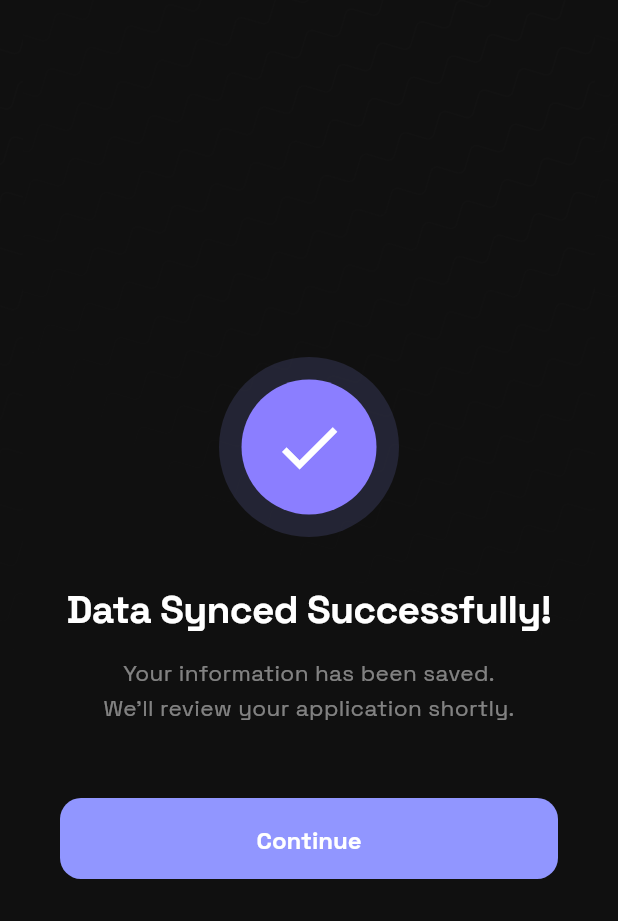
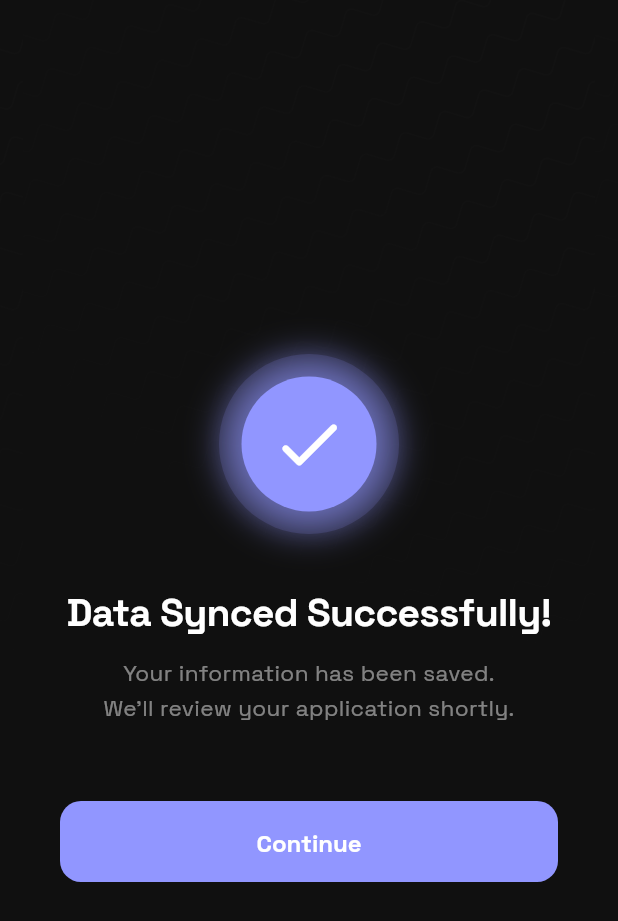
Before and after one commit to saichunchu/club, a Flutter app: the DataSyncSuccessScreen screen opened directly, on a phone screen of 412 x 824 dp. Shown: the top 921 px of the screen. Run offline on Flutter 3.47's test engine with Material 3 defaults, Android fonts, the phone set to English and light mode, and no system bars; our stand-ins replace cached_network_image, dio, flutter_riverpod, google_fonts, image_picker, video_player; missing offline and left inert: audio_waveforms, record, video_thumbnail; network calls fail.

Commit message:
Multicard select and animation and also added a success screen

```diff
--- a/lib/screens/success_screen.dart
+++ b/lib/screens/success_screen.dart
@@ -8,39 +8,77 @@ class DataSyncSuccessScreen extends StatefulWidget {
   State<DataSyncSuccessScreen> createState() => _DataSyncSuccessScreenState();
 }
 
-class _DataSyncSuccessScreenState extends State<DataSyncSuccessScreen> with SingleTickerProviderStateMixin {
-  late AnimationController _animationController;
+class _DataSyncSuccessScreenState extends State<DataSyncSuccessScreen>
+    with TickerProviderStateMixin {
+  late AnimationController _mainController;
+  late AnimationController _glowController;
+
   late Animation<double> _scaleAnimation;
-  late Animation<double> _fadeAnimation;
+  late Animation<double> _fadeTextAnimation;
+  late Animation<Offset> _slideTextAnimation;
+  late Animation<double> _fadeButtonAnimation;
+  late Animation<Offset> _slideButtonAnimation;
 
   @override
   void initState() {
     super.initState();
-    _animationController = AnimationController(
+
+    // Main animation controller
+    _mainController = AnimationController(
       vsync: this,
-      duration: const Duration(milliseconds: 800),
+      duration: const Duration(milliseconds: 1800),
     );
 
-    _scaleAnimation = Tween<double>(begin: 0.0, end: 1.0).animate(
+    // Subtle glow animation controller (infinite)
+    _glowController = AnimationController(
+      vsync: this,
+      duration: const Duration(milliseconds: 2000),
+    )..repeat(reverse: true);
+
+    // Checkmark scale animation
+    _scaleAnimation = CurvedAnimation(
+      parent: _mainController,
+      curve: const Interval(0.0, 0.4, curve: Curves.easeOutBack),
+    );
+
+    // Text fade & slide animation
+    _fadeTextAnimation = CurvedAnimation(
+      parent: _mainController,
+      curve: const Interval(0.1, 0.9, curve: Curves.easeIn),
+    );
+    _slideTextAnimation = Tween<Offset>(
+      begin: const Offset(0, 0.2),
+      end: Offset.zero,
+    ).animate(
       CurvedAnimation(
-        parent: _animationController,
-        curve: Curves.elasticOut,
+        parent: _mainController,
+        curve: const Interval(0.4, 0.7, curve: Curves.easeOut),
       ),
     );
 
-    _fadeAnimation = Tween<double>(begin: 0.0, end: 1.0).animate(
+    // Button fade & slide animation
+    _fadeButtonAnimation = CurvedAnimation(
+      parent: _mainController,
+      curve: const Interval(0.7, 1.0, curve: Curves.easeIn),
+    );
+    _slideButtonAnimation = Tween<Offset>(
+      begin: const Offset(0, 0.3),
+      end: Offset.zero,
+    ).animate(
       CurvedAnimation(
-        parent: _animationController,
-        curve: Curves.easeIn,
+        parent: _mainController,
+        curve: const Interval(0.7, 1.0, curve: Curves.easeOut),
       ),
     );
 
-    _animationController.forward();
+    // Start main animation
+    _mainController.forward();
   }
 
   @override
   void dispose() {
-    _animationController.dispose();
+    _mainController.dispose();
+    _glowController.dispose();
     super.dispose();
   }
 
@@ -51,7 +89,7 @@ class _DataSyncSuccessScreenState extends State<DataSyncSuccessScreen> with Sing
       body: SafeArea(
         child: Stack(
           children: [
-            // Background pattern
+            // Faint patterned background
             Container(
               decoration: BoxDecoration(
                 color: AppColors.base1,
@@ -62,6 +100,7 @@ class _DataSyncSuccessScreenState extends State<DataSyncSuccessScreen> with Sing
                 ),
               ),
             ),
+
             // Content
             Center(
               child: Padding(
@@ -69,37 +108,63 @@ class _DataSyncSuccessScreenState extends State<DataSyncSuccessScreen> with Sing
                 child: Column(
                   mainAxisAlignment: MainAxisAlignment.center,
                   children: [
-                    // Animated checkmark
+                    // Animated checkmark with glow
                     ScaleTransition(
                       scale: _scaleAnimation,
-                      child: Container(
+                      child: AnimatedBuilder(
+                        animation: _glowController,
+                        builder: (context, child) {
+                          final glow =
+                              8 + (10 * _glowController.value); // subtle pulsing
+                          return Container(
                             width: 120,
                             height: 120,
                             decoration: BoxDecoration(
                               color: AppColors.primaryAccent.withOpacity(0.15),
                               shape: BoxShape.circle,
+                              boxShadow: [
+                                BoxShadow(
+                                  color: AppColors.primaryAccent.withOpacity(0.4),
+                                  blurRadius: glow,
+                                  spreadRadius: 2,
+                                ),
+                              ],
                             ),
                             child: Center(
                               child: Container(
                                 width: 90,
                                 height: 90,
-                            decoration: const BoxDecoration(
-                              color: Color(0xFF8B7EFF),
+                                decoration: BoxDecoration(
+                                  color: AppColors.primaryAccent,
                                   shape: BoxShape.circle,
+                                  boxShadow: [
+                                    BoxShadow(
+                                      color:
+                                          AppColors.primaryAccent.withOpacity(0.5),
+                                      blurRadius: glow,
+                                      spreadRadius: 2,
+                                    ),
+                                  ],
                                 ),
                                 child: const Icon(
-                              Icons.check,
+                                  Icons.check_rounded,
                                   color: Colors.white,
-                              size: 50,
+                                  size: 52,
                                 ),
                               ),
                             ),
+                          );
+                        },
                       ),
                     ),
-                    const SizedBox(height: 32),
-                    // Success message
+
+                    const SizedBox(height: 36),
+
+                    // Success text animation
                     FadeTransition(
-                      opacity: _fadeAnimation,
+                      opacity: _fadeTextAnimation,
+                      child: SlideTransition(
+                        position: _slideTextAnimation,
                         child: Column(
                           children: [
                             Text(
@@ -110,7 +175,7 @@ class _DataSyncSuccessScreenState extends State<DataSyncSuccessScreen> with Sing
                               ),
                               textAlign: TextAlign.center,
                             ),
-                          const SizedBox(height: 16),
+                            const SizedBox(height: 14),
                             Text(
                               'Your information has been saved.\nWe\'ll review your application shortly.',
                               style: AppTextStyles.body2Regular.copyWith(
@@ -123,10 +188,15 @@ class _DataSyncSuccessScreenState extends State<DataSyncSuccessScreen> with Sing
                           ],
                         ),
                       ),
-                    const SizedBox(height: 48),
-                    // Continue button
+                    ),
+
+                    const SizedBox(height: 50),
+
+                    // Button animation
                     FadeTransition(
-                      opacity: _fadeAnimation,
+                      opacity: _fadeButtonAnimation,
+                      child: SlideTransition(
+                        position: _slideButtonAnimation,
                         child: SizedBox(
                           width: double.infinity,
                           height: 54,
@@ -139,15 +209,15 @@ class _DataSyncSuccessScreenState extends State<DataSyncSuccessScreen> with Sing
                               elevation: 0,
                             ),
                             onPressed: () {
-                            // Navigate back to first screen or home
-                            Navigator.of(context).popUntil((route) => route.isFirst);
-                            // Or use: Navigator.of(context).pushReplacementNamed('/home');
+                              Navigator.of(context)
+                                  .popUntil((route) => route.isFirst);
                             },
                             child: Text(
                               'Continue',
                               style: AppTextStyles.body1Bold.copyWith(
                                 fontSize: 16,
                                 color: Colors.white,
+                              ),
                             ),
                           ),
                         ),
--- a/lib/theme/app_theme.dart
+++ b/lib/theme/app_theme.dart
@@ -23,9 +23,6 @@ class AppColors {
   static const Color surfaceBlack2 = Color(0xB3101010);
   static const Color surfaceBlack3 = Color(0x80101010);
 
-  // Status colors
-  static const Color positive = Color(0xFFE5BDBB);
-  static const Color negative = Color(0xFFC22743);
 
   // Border shades
   static const Color border1 = Color(0x14FFFFFF); // 8%
```
Also changed, not shown: lib/screens/experience_selection_screen.dart (+96 -82 lines), lib/screens/onboarding_question_screen.dart (+41 -26 lines). Lines whose indentation alone changed are shown as unchanged.
